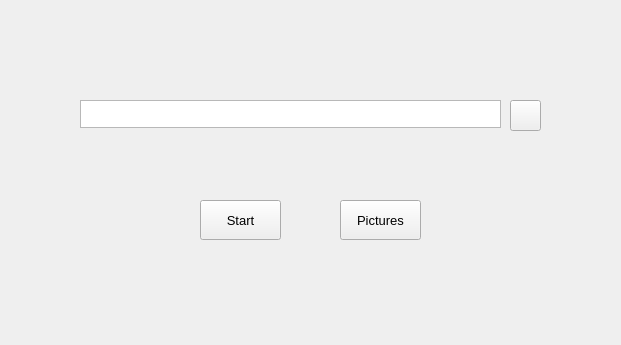
Before: the Qt Designer form frames/UI_frames.ui in jsy0844/py_projects, drawn with Qt 5.
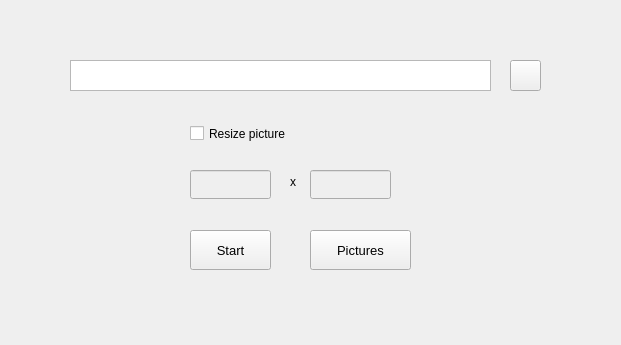
After: the same form once the commit is applied. Icons and pictures are not drawn.

```diff
--- a/frames/UI_frames.ui
+++ b/frames/UI_frames.ui
@@ -28,10 +28,10 @@
    <widget class="QTextBrowser" name="fileText">
     <property name="geometry">
      <rect>
-      <x>80</x>
-      <y>100</y>
+      <x>70</x>
+      <y>60</y>
       <width>421</width>
-      <height>28</height>
+      <height>31</height>
      </rect>
     </property>
     <property name="font">
@@ -45,7 +45,7 @@
     <property name="geometry">
      <rect>
       <x>510</x>
-      <y>100</y>
+      <y>60</y>
       <width>31</width>
       <height>31</height>
      </rect>
@@ -80,8 +80,8 @@
    <widget class="QPushButton" name="staBtn">
     <property name="geometry">
      <rect>
-      <x>200</x>
-      <y>200</y>
+      <x>190</x>
+      <y>230</y>
       <width>81</width>
       <height>40</height>
      </rect>
@@ -101,9 +101,9 @@
    <widget class="QPushButton" name="colBtn">
     <property name="geometry">
      <rect>
-      <x>340</x>
-      <y>200</y>
-      <width>81</width>
+      <x>310</x>
+      <y>230</y>
+      <width>101</width>
       <height>40</height>
      </rect>
     </property>
@@ -119,6 +119,83 @@
      <string>Pictures</string>
     </property>
    </widget>
+   <widget class="QCheckBox" name="reCkb">
+    <property name="geometry">
+     <rect>
+      <x>190</x>
+      <y>120</y>
+      <width>171</width>
+      <height>27</height>
+     </rect>
+    </property>
+    <property name="font">
+     <font>
+      <pointsize>9</pointsize>
+      <weight>50</weight>
+      <bold>false</bold>
+     </font>
+    </property>
+    <property name="text">
+     <string>Resize picture</string>
+    </property>
+   </widget>
+   <widget class="QLineEdit" name="weiLinE">
+    <property name="enabled">
+     <bool>false</bool>
+    </property>
+    <property name="geometry">
+     <rect>
+      <x>190</x>
+      <y>170</y>
+      <width>81</width>
+      <height>29</height>
+     </rect>
+    </property>
+    <property name="font">
+     <font>
+      <weight>50</weight>
+      <bold>false</bold>
+     </font>
+    </property>
+   </widget>
+   <widget class="QLineEdit" name="heiLinE">
+    <property name="enabled">
+     <bool>false</bool>
+    </property>
+    <property name="geometry">
+     <rect>
+      <x>310</x>
+      <y>170</y>
+      <width>81</width>
+      <height>29</height>
+     </rect>
+    </property>
+    <property name="font">
+     <font>
+      <weight>50</weight>
+      <bold>false</bold>
+     </font>
+    </property>
+   </widget>
+   <widget class="QLabel" name="mulLal">
+    <property name="geometry">
+     <rect>
+      <x>290</x>
+      <y>170</y>
+      <width>16</width>
+      <height>23</height>
+     </rect>
+    </property>
+    <property name="font">
+     <font>
+      <weight>50</weight>
+      <bold>false</bold>
+     </font>
+    </property>
+    <property name="text">
+     <string>x</string>
+    </property>
+   </widget>
   </widget>
  </widget>
  <resources>
```
